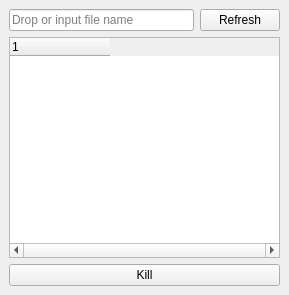
Above: res/main.ui from vertexi/Uexit before the change. Below: the same form after it.
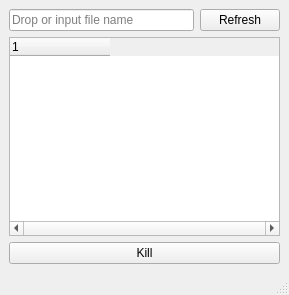
That is the form after the change.

```diff
--- a/res/main.ui
+++ b/res/main.ui
@@ -67,6 +67,7 @@
     </item>
    </layout>
   </widget>
+  <widget class="QStatusBar" name="statusBar"/>
  </widget>
  <resources/>
  <connections/>
```
